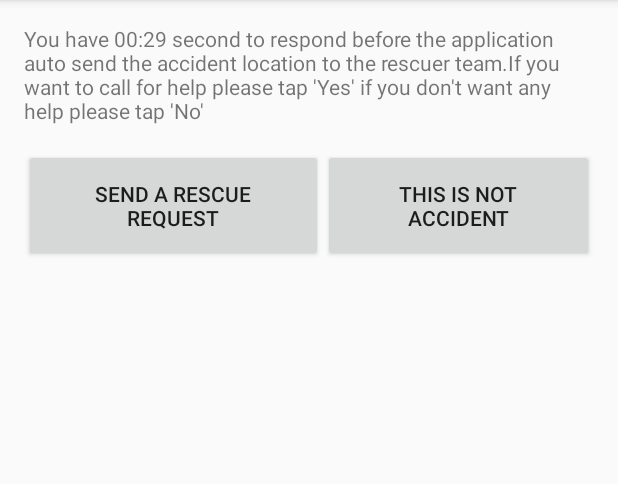
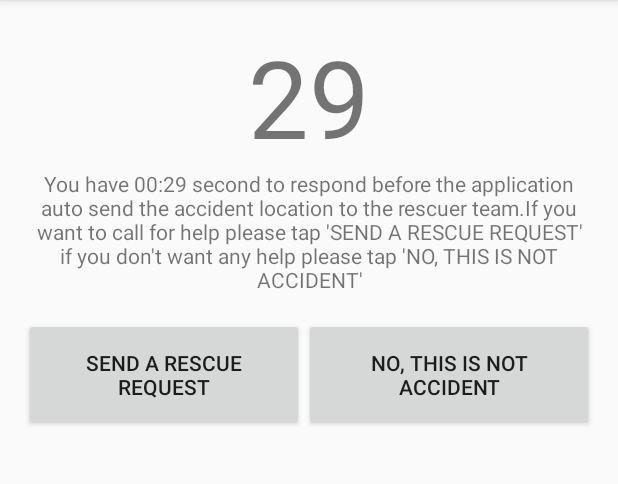
Before and after one commit to Nata8ify/Drivesafe-App-Driver, an Android app: the AlertActivity screen opened directly, with no data from a screen before it, on a phone screen of 412 x 824 dp, the part 84-568 px from its top. Run offline under Robolectric (Android 15) with nearby library versions, the phone set to English and light mode, and no system bars; our stand-ins replace ButterKnife.

Commit message:
FIX Only One AlertActivity will be Prompted on the Application and IMPROVE AlertActivity UI

```diff
--- a/app/src/main/java/com/senior/g40/drivesafe/AlertActivity.java
+++ b/app/src/main/java/com/senior/g40/drivesafe/AlertActivity.java
@@ -21,20 +21,25 @@ import butterknife.OnClick;
 
 public class AlertActivity extends AppCompatActivity {
 
-    @BindView(R.id.txt_alert_msg)
-    TextView txtAlertMessage;
+    @BindView(R.id.txt_alert_msg_line1)
+    TextView txtAlertMessageLine1;
     @BindView(R.id.btn_rescue_request)
     Button btnRescueRequest;
     @BindView(R.id.btn_rescue_dismiss)
     Button btnRescueDismiss;
+    @BindView(R.id.txt_alert_msg_line2_timer)
+    TextView txtAlertMsgLine2Timer;
+
+    public static boolean isAlertActivityPrompted;
 
     @Override
     protected void onCreate(Bundle savedInstanceState) {
         super.onCreate(savedInstanceState);
         setContentView(R.layout.activity_alert);
         ButterKnife.bind(this);
-        txtAlertMessage.setText(Accident.getInstance().toString());
-        ((Vibrator) this.getSystemService(Context.VIBRATOR_SERVICE)).vibrate(5000l);
+        isAlertActivityPrompted = true;
+        txtAlertMessageLine1.setText(Accident.getInstance().toString());
+        ((Vibrator) this.getSystemService(Context.VIBRATOR_SERVICE)).vibrate(20000l);
     }
 
     CountDownTimer counter;
@@ -46,14 +51,15 @@ public class AlertActivity extends AppCompatActivity {
 
             @Override
             public void onTick(long millisUntilFinished) {
-                txtAlertMessage.setText("You have " + "00:" + (millisUntilFinished / 1000) + " second to respond before the application auto send the accident location to the rescuer team." +
-                        "If you want to call for help please tap 'Yes' if you don't want any help please tap 'No'");
+                txtAlertMessageLine1.setText("You have " + "00:" + (millisUntilFinished / 1000) + " second to respond before the application auto send the accident location to the rescuer team." +
+                        "If you want to call for help please tap 'SEND A RESCUE REQUEST' if you don't want any help please tap 'NO, THIS IS NOT ACCIDENT'");
+                txtAlertMsgLine2Timer.setText(String.valueOf(millisUntilFinished / 1000));
             }
 
             @Override
             public void onFinish() {
                 requestRescue();
-                txtAlertMessage.setText(Accident.getInstance().toString());
+                txtAlertMessageLine1.setText(Accident.getInstance().toString());
                 Toast.makeText(AlertActivity.this, "Accident Location send", Toast.LENGTH_LONG).show();
             }
         };
@@ -74,7 +80,7 @@ public class AlertActivity extends AppCompatActivity {
         }
     }
 
-    private void requestRescue(){
+    private void requestRescue() {
         Accident.setInstance(WWTo.crashRescueRequest(AlertActivity.this, LocationUtils.lat, LocationUtils.lng, Math.round(CrashingSensorEngines.gs), LocationUtils.speed));
     }
 }
--- a/app/src/main/java/com/senior/g40/drivesafe/services/CrashDetectionService.java
+++ b/app/src/main/java/com/senior/g40/drivesafe/services/CrashDetectionService.java
@@ -63,7 +63,7 @@ public class CrashDetectionService extends IntentService {
                             isRequestDialogPrompted = false;
                         }
                     }, 3000);
-                    if(!isRequestDialogPrompted) {
+                    if(!isRequestDialogPrompted && !AlertActivity.isAlertActivityPrompted) {
                         Intent main = new Intent(CrashDetectionService.this, AlertActivity.class);
                         main.setFlags(Intent.FLAG_ACTIVITY_NEW_TASK);
                         startActivity(main);
--- a/app/src/main/res/layout/activity_alert.xml
+++ b/app/src/main/res/layout/activity_alert.xml
@@ -9,9 +9,21 @@
     android:padding="16dp">
 
     <TextView
-        android:id="@+id/txt_alert_msg"
+        android:id="@+id/txt_alert_msg_line2_timer"
         android:layout_width="match_parent"
-        android:layout_height="wrap_content"/>
+        android:layout_height="wrap_content"
+        android:gravity="center"
+        android:text="48"
+        android:textSize="72dp"/>
+
+
+    <TextView
+        android:id="@+id/txt_alert_msg_line1"
+        android:layout_width="match_parent"
+        android:layout_height="wrap_content"
+        android:gravity="center"/>
+
+
 
     <LinearLayout
         android:layout_marginTop="16dp"
@@ -32,7 +44,7 @@
             android:layout_height="wrap_content"
             android:layout_weight="1"
             android:padding="20dp"
-            android:text="This is Not Accident"
+            android:text="No, This is Not Accident"
             android:id="@+id/btn_rescue_dismiss"/>
     </LinearLayout>
 </LinearLayout>
```
